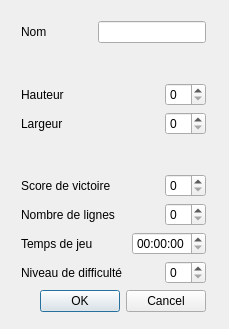
g-jouret/projetTetris, file view/configdialog.ui: the form before one commit.
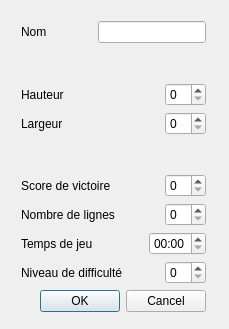
The form after the commit.

The edit to the form file:
```diff
--- a/view/configdialog.ui
+++ b/view/configdialog.ui
@@ -207,7 +207,11 @@
        </spacer>
       </item>
       <item>
-       <widget class="QTimeEdit" name="timeEdit"/>
+       <widget class="QTimeEdit" name="timeEdit">
+        <property name="displayFormat">
+         <string>mm:ss</string>
+        </property>
+       </widget>
       </item>
      </layout>
     </item>
```
